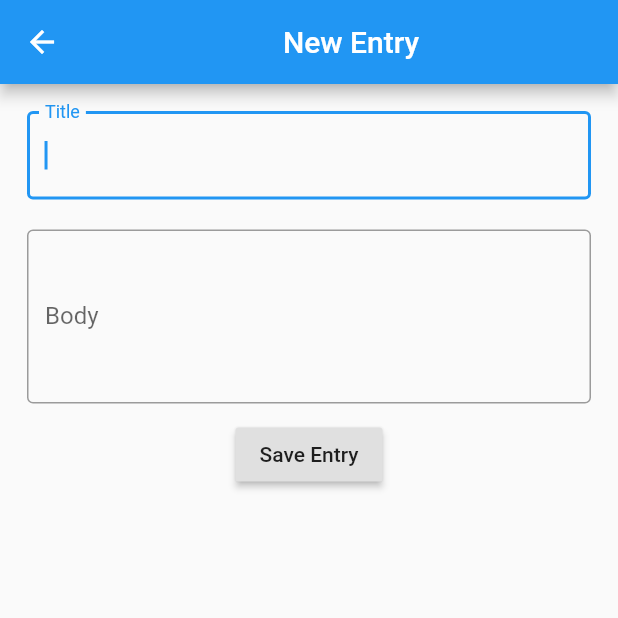
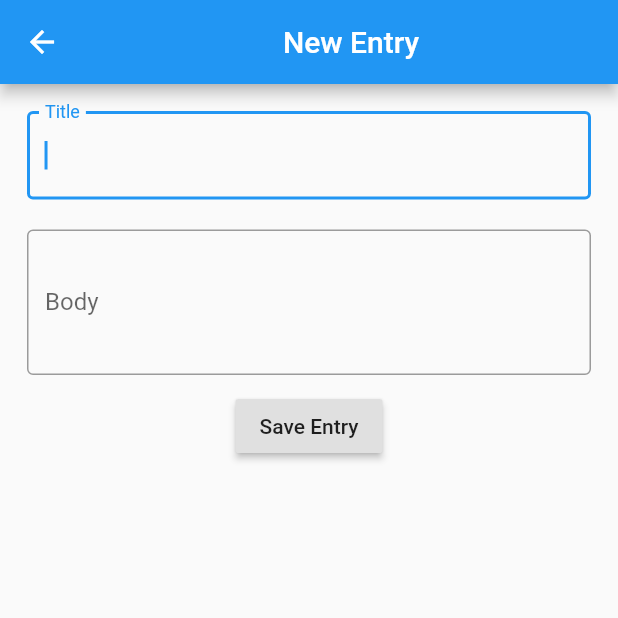
Before and after one commit to shylton/journal, a Flutter app: the NewEntry screen opened by its route, on a phone screen of 412 x 824 dp, the top half of it. Run offline on Flutter 3.47's test engine with Material 2 defaults, Android fonts, the phone set to English and light mode, and no system bars.

Commit message:
new entry screen ok

```diff
--- a/lib/screens/new_entry.dart
+++ b/lib/screens/new_entry.dart
@@ -48,7 +48,7 @@ class _NewEntryState extends State<NewEntry> {
       TextFormField(
         autofocus: false,
         keyboardType: TextInputType.multiline,
-        minLines: 4,
+        minLines: 3,
         maxLines: null,
         decoration: InputDecoration(
           labelText: 'Body',
@@ -57,8 +57,11 @@ class _NewEntryState extends State<NewEntry> {
         validator: (value) => nonEmptyField(value),
       ),
       SizedBox(height: 10),
-      RaisedButton(
-          onPressed: () => validateAndSave(context), child: Text('Save Entry'))
+      Builder(builder: (context) {
+        return RaisedButton(
+            onPressed: () => validateAndSave(context),
+            child: Text('Save Entry'));
+      })
     ];
   }
 
```
